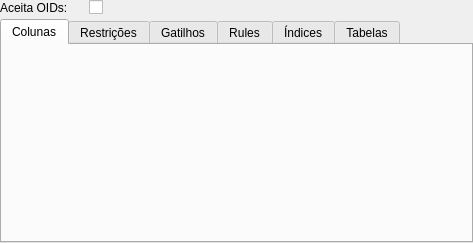
Above: pgmodeler_ui/ui/tabelawidget.ui from erdincay/pgmodeler-old before the change. Below: the same form after it.
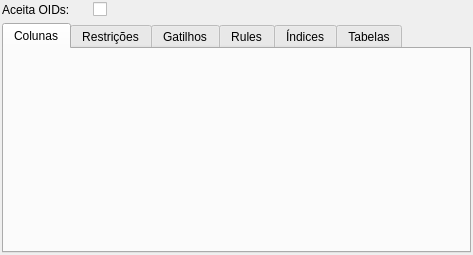
That is the form after the change.

```diff
--- a/pgmodeler_ui/ui/tabelawidget.ui
+++ b/pgmodeler_ui/ui/tabelawidget.ui
@@ -7,7 +7,7 @@
     <x>0</x>
     <y>0</y>
     <width>473</width>
-    <height>243</height>
+    <height>255</height>
    </rect>
   </property>
   <property name="windowTitle">
@@ -15,10 +15,10 @@
   </property>
   <layout class="QGridLayout" name="tabela_grid">
    <property name="margin">
-    <number>0</number>
+    <number>2</number>
    </property>
    <property name="spacing">
-    <number>4</number>
+    <number>6</number>
    </property>
    <item row="0" column="0">
     <widget class="QLabel" name="aceita_oids_lbl">
```
